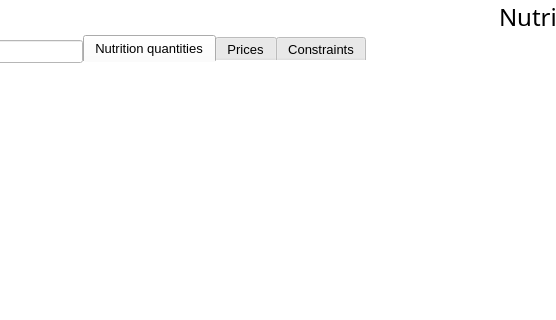
josh-minch/spartan, file ui/ui_mainwindow.ui: the form before one commit; both pictures show x 547 to 1103 and y 0 to 320 of the 1224 by 705 pixel window.
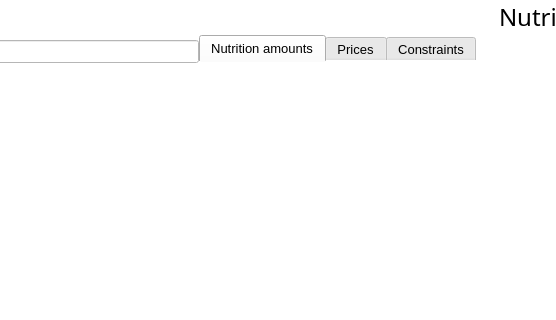
The form after the commit. The open tabs and pages were chosen to show the change. Icons and pictures are not drawn. Custom widgets are drawn as their Qt base class.

Diff of the .ui file:
```diff
--- a/ui/ui_mainwindow.ui
+++ b/ui/ui_mainwindow.ui
@@ -83,7 +83,7 @@
    <property name="autoFillBackground">
     <bool>true</bool>
    </property>
-   <layout class="QHBoxLayout" name="horizontalLayout_2" stretch="3,2,0">
+   <layout class="QHBoxLayout" name="horizontalLayout_2" stretch="1,0,0">
     <property name="spacing">
      <number>0</number>
     </property>
@@ -420,7 +420,7 @@
           </font>
          </property>
          <attribute name="title">
-          <string>Nutrition quantities</string>
+          <string>Nutrition amounts</string>
          </attribute>
          <layout class="QGridLayout" name="gridLayout_4">
           <property name="leftMargin">
```
Left out of the diff: 666 changed lines with no effect on the pictures.
